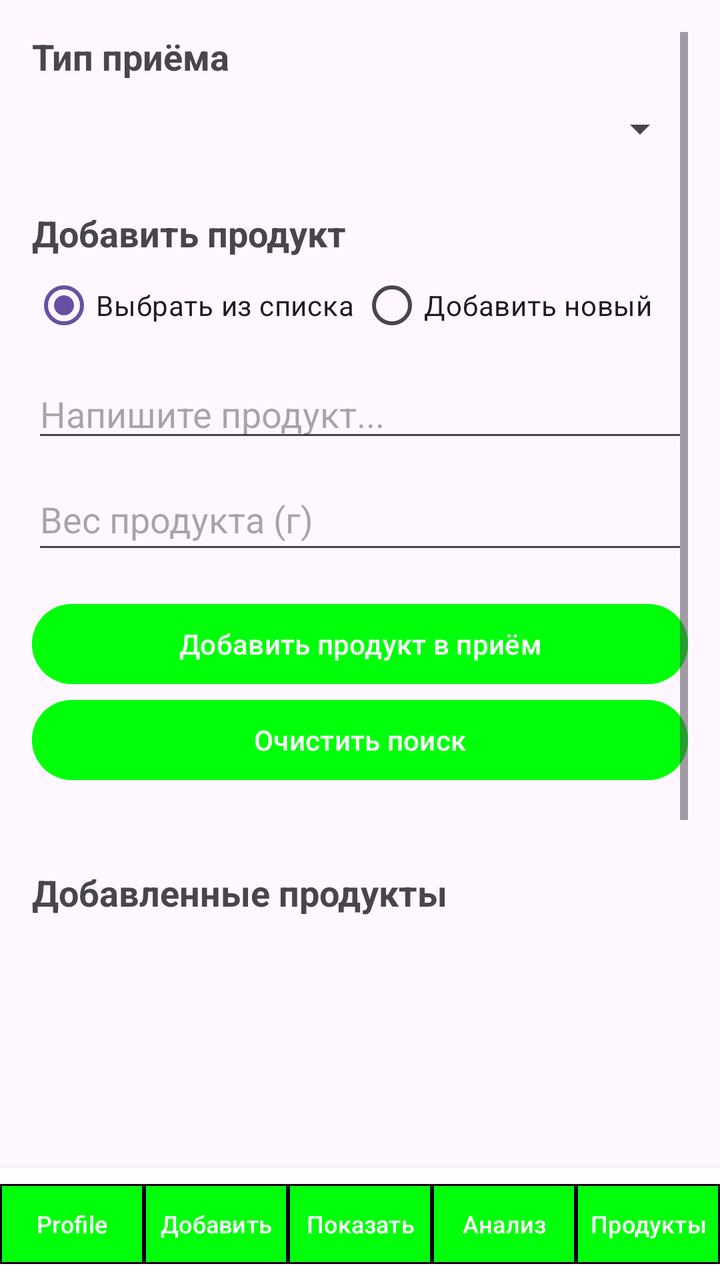
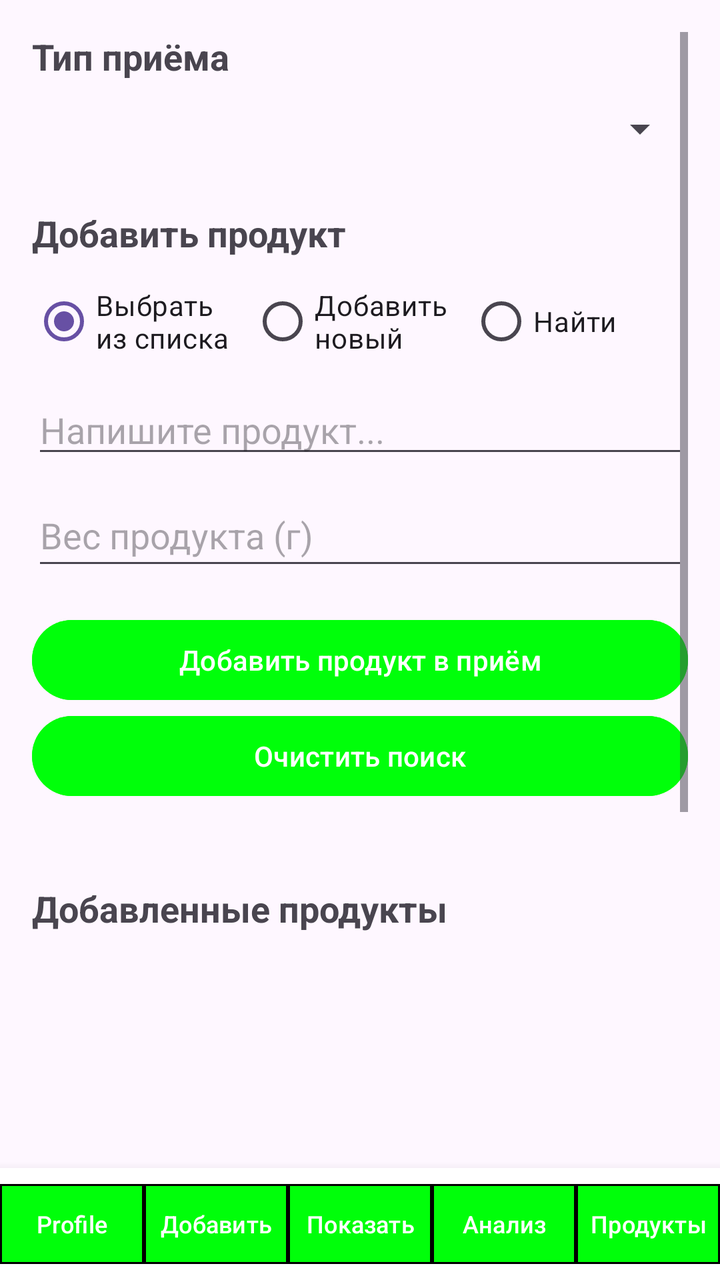

Two renders of the same Android screen: before a commit and after it. Below are the layout's source before the change and the commit's diff.
<!-- AndroidManifest.xml: application theme Theme.MyApp -->
<!-- res/layout/activity_add_meal.xml -->
<?xml version="1.0" encoding="utf-8"?>
<LinearLayout xmlns:android="http://schemas.android.com/apk/res/android"
    xmlns:app="http://schemas.android.com/apk/res-auto"
    xmlns:tools="http://schemas.android.com/tools"
    android:layout_width="match_parent"
    android:layout_height="match_parent"
    android:orientation="vertical">
    <ScrollView
        android:layout_width="match_parent"
        android:layout_height="0dp"
        android:layout_weight="1"
        android:padding="16dp">

        <LinearLayout
            android:layout_width="match_parent"
            android:layout_height="wrap_content"
            android:orientation="vertical">

            
            <TextView
                android:layout_width="wrap_content"
                android:layout_height="wrap_content"
                android:text="@string/meal_type_title"
                android:textSize="18sp"
                android:textStyle="bold" />

            <Spinner
                android:id="@+id/spinnerMealType"
                android:layout_width="match_parent"
                android:layout_height="wrap_content"
                android:layout_marginBottom="16dp"
                android:minHeight="48dp" />

            
            <TextView
                android:layout_width="wrap_content"
                android:layout_height="wrap_content"
                android:text="@string/add_product_title"
                android:textSize="18sp"
                android:textStyle="bold" />

            <RadioGroup
                android:id="@+id/radioGroupChoice"
                android:layout_width="match_parent"
                android:layout_height="wrap_content"
                android:orientation="horizontal">

                <RadioButton
                    android:id="@+id/radioExisting"
                    android:layout_width="0dp"
                    android:layout_height="wrap_content"
                    android:layout_weight="1"
                    android:checked="true"
                    android:text="@string/radio_existing" />

                <RadioButton
                    android:id="@+id/radioNew"
                    android:layout_width="0dp"
                    android:layout_height="wrap_content"
                    android:layout_weight="1"
                    android:text="@string/radio_new" />
            </RadioGroup>

            
            <LinearLayout
                android:id="@+id/layoutExistingProduct"
                android:layout_width="match_parent"
                android:layout_height="wrap_content"
                android:layout_marginTop="8dp"
                android:orientation="vertical">







                <AutoCompleteTextView
                    android:id="@+id/autoCompleteTextView"
                    android:layout_width="match_parent"
                    android:layout_height="wrap_content"
                    android:hint="@string/write_text"
                    android:completionThreshold="1"/>

                <EditText
                    android:id="@+id/editWeightExisting"
                    android:layout_width="match_parent"
                    android:layout_height="wrap_content"
                    android:layout_marginTop="8dp"
                    android:hint="@string/weight_hint"
                    android:inputType="numberDecimal"
                    android:minHeight="48dp" />

            </LinearLayout>

            
            <LinearLayout
                android:id="@+id/layoutNewProduct"
                android:layout_width="match_parent"
                android:layout_height="wrap_content"
                android:layout_marginTop="8dp"
                android:orientation="vertical"
                android:visibility="gone">

                <EditText
                    android:id="@+id/editName"
                    android:layout_width="match_parent"
                    android:layout_height="wrap_content"
                    android:hint="@string/product_name_hint" />

                <EditText
                    android:id="@+id/editWeightNew"
                    android:layout_width="match_parent"
                    android:layout_height="wrap_content"
                    android:layout_marginTop="8dp"
                    android:hint="@string/weight_hint"
                    android:inputType="numberDecimal" />

                <EditText
                    android:id="@+id/editCalories"
                    android:layout_width="match_parent"
                    android:layout_height="wrap_content"
                    android:layout_marginTop="8dp"
                    android:hint="@string/calories_hint"
                    android:inputType="numberDecimal" />

                <EditText
                    android:id="@+id/editProtein"
                    android:layout_width="match_parent"
                    android:layout_height="wrap_content"
                    android:hint="@string/protein_hint"
                    android:inputType="numberDecimal" />

                <EditText
                    android:id="@+id/editFat"
                    android:layout_width="match_parent"
                    android:layout_height="wrap_content"
                    android:hint="@string/fat_hint"
                    android:inputType="numberDecimal" />

                <EditText
                    android:id="@+id/editCarb"
                    android:layout_width="match_parent"
                    android:layout_height="wrap_content"
                    android:hint="@string/carb_hint"
                    android:inputType="numberDecimal" />
            </LinearLayout>

            <Button
                android:id="@+id/buttonAddProduct"
                android:layout_width="match_parent"
                android:layout_height="wrap_content"
                android:layout_marginTop="16dp"
                android:backgroundTint="@color/elements"
                android:text="@string/add_product_button"
                android:maxLines="1"
                android:ellipsize="end" />
            <Button
                android:id="@+id/buttonClearFound"
                android:layout_width="match_parent"
                android:layout_height="wrap_content"
                android:layout_marginBottom="16dp"
                android:backgroundTint="@color/elements"
                android:text="@string/clear_found_button"
                android:maxLines="1"
                android:ellipsize="end" />

            
            <TextView
                android:layout_width="wrap_content"
                android:layout_height="wrap_content"
                android:layout_marginTop="24dp"
                android:text="@string/added_products_title"
                android:textSize="18sp"
                android:textStyle="bold" />

            <ListView
                android:id="@+id/listViewAddedProducts"
                android:layout_width="match_parent"
                android:layout_height="200dp"
                android:layout_marginTop="8dp"
                android:nestedScrollingEnabled="true" />


            <LinearLayout
                android:id="@+id/layoutDate"
                android:layout_width="wrap_content"
                android:layout_height="wrap_content"
                android:orientation="horizontal">
                <EditText
                    android:id="@+id/editDateDayMeal"
                    android:layout_width="match_parent"
                    android:layout_height="wrap_content"
                    android:layout_marginTop="8dp"
                    android:hint="@string/day"
                    android:inputType="numberDecimal"
                    android:minHeight="48dp" />
                <EditText
                    android:id="@+id/editDateMonthMeal"
                    android:layout_width="match_parent"
                    android:layout_height="wrap_content"
                    android:layout_marginTop="8dp"
                    android:hint="@string/month"
                    android:inputType="numberDecimal"
                    android:minHeight="48dp" />
                <EditText
                    android:id="@+id/editDateYearMeal"
                    android:layout_width="match_parent"
                    android:layout_height="wrap_content"
                    android:layout_marginTop="8dp"
                    android:hint="@string/year"
                    android:inputType="numberDecimal"
                    android:minHeight="48dp" />
            </LinearLayout>

            <LinearLayout
                android:id="@+id/layoutBottomButton"
                android:layout_width="wrap_content"
                android:layout_height="wrap_content"
                android:gravity="center"
                android:orientation="horizontal">
                <Button
                    android:id="@+id/buttonClearAll"
                    android:layout_width="match_parent"
                    android:layout_height="wrap_content"
                    android:backgroundTint="@color/elements"
                    android:text="@string/clear_all_button"
                    android:maxLines="1"
                    android:ellipsize="end" />

                <Button
                    android:id="@+id/buttonChangeAim"
                    android:layout_width="match_parent"
                    android:layout_height="wrap_content"
                    android:backgroundTint="@color/elements"
                    android:text="@string/change_aim"
                    android:maxLines="1"
                    android:ellipsize="end"
                    android:paddingHorizontal="19dp"/>
            </LinearLayout>
            <Button
                android:id="@+id/buttonSaveMeal"
                android:layout_width="match_parent"
                android:layout_height="wrap_content"
                android:backgroundTint="@color/elements"
                android:text="@string/save_meal_button"
                android:maxLines="1"
                android:ellipsize="end" />
        </LinearLayout>

    </ScrollView>

    
    <include
        android:id="@+id/bottomNavLayout"
        layout="@layout/bottom_nav_panel"
        android:layout_width="match_parent"
        android:layout_height="wrap_content" />

</LinearLayout>
<!-- res/layout/bottom_nav_panel.xml (included above) -->
<?xml version="1.0" encoding="utf-8"?>
<LinearLayout xmlns:android="http://schemas.android.com/apk/res/android"
    xmlns:app="http://schemas.android.com/apk/res-auto"
    android:id="@+id/bottomNavLayout"
    android:layout_width="match_parent"
    android:layout_height="wrap_content"
    android:orientation="horizontal"
    android:weightSum="5"
    android:background="@color/white"
    android:elevation="8dp"
    android:paddingVertical="4dp">

    <com.google.android.material.button.MaterialButton
        android:id="@+id/buttonProfile"
        android:layout_width="0dp"
        android:layout_height="wrap_content"
        android:layout_weight="1"
        android:onClick="profileActivity"
        android:padding="0dp"
        android:text="@string/panelProfile"
        android:textSize="12sp"
        android:maxLines="1"
        android:ellipsize="end"
        app:backgroundTint="@color/elements"
        app:cornerRadius="0dp"
        app:strokeWidth="1dp" />

    <com.google.android.material.button.MaterialButton
        android:id="@+id/buttonAdd"
        android:layout_width="0dp"
        android:layout_height="wrap_content"
        android:layout_weight="1"
        android:onClick="addMealActivity"
        android:padding="0dp"
        android:text="@string/panelAdd"
        android:textSize="12sp"
        android:maxLines="1"
        android:ellipsize="end"
        app:backgroundTint="@color/elements"
        app:cornerRadius="0dp"
        app:strokeWidth="1dp" />

    <com.google.android.material.button.MaterialButton
        android:id="@+id/buttonShow"
        android:layout_width="0dp"
        android:layout_height="wrap_content"
        android:layout_weight="1"
        android:onClick="showMealsActivity"
        android:padding="0dp"
        android:text="@string/panelShow"
        android:textSize="12sp"
        android:maxLines="1"
        android:ellipsize="end"
        app:backgroundTint="@color/elements"
        app:cornerRadius="0dp"
        app:strokeWidth="1dp" />

    <com.google.android.material.button.MaterialButton
        android:id="@+id/buttonAnalysis"
        android:layout_width="0dp"
        android:layout_height="wrap_content"
        android:layout_weight="1"
        android:onClick="analizeMeansActivity"
        android:padding="0dp"
        android:text="@string/panelAnalysis"
        android:textSize="12sp"
        android:maxLines="1"
        android:ellipsize="end"
        app:backgroundTint="@color/elements"
        app:cornerRadius="0dp"
        app:strokeWidth="1dp" />

    <com.google.android.material.button.MaterialButton
        android:id="@+id/buttonProducts"
        android:layout_width="0dp"
        android:layout_height="wrap_content"
        android:layout_weight="1"
        android:onClick="editProductsActivity"
        android:padding="0dp"
        android:text="@string/panelProducts"
        android:textSize="12sp"
        android:maxLines="1"
        android:ellipsize="end"
        app:backgroundTint="@color/elements"
        app:cornerRadius="0dp"
        app:strokeWidth="1dp" />

</LinearLayout>
<!-- resources referenced by this layout -->
<resources>
  <color name="elements">#00FF0A</color>
  <color name="white">#FFFFFFFF</color>
  <string name="add_product_button">Добавить продукт в приём</string>
  <string name="add_product_title">Добавить продукт</string>
  <string name="added_products_title">Добавленные продукты</string>
  <string name="calories_hint">Калории (на 100 г)</string>
  <string name="carb_hint">Углеводы (на 100 г)</string>
  <string name="change_aim">Посмотреть изменение целей</string>
  <string name="clear_all_button">Очистить все</string>
  <string name="clear_found_button">Очистить поиск</string>
  <string name="day">День</string>
  <string name="fat_hint">Жиры (на 100 г)</string>
  <string name="meal_type_title">Тип приёма</string>
  <string name="month">Месяц</string>
  <string name="panelAdd">Добавить</string>
  <string name="panelAnalysis">Анализ</string>
  <string name="panelProducts">Продукты</string>
  <string name="panelProfile">Profile</string>
  <string name="panelShow">Показать</string>
  <string name="product_name_hint">Название продукта</string>
  <string name="protein_hint">Белки (на 100 г)</string>
  <string name="radio_existing">Выбрать из списка</string>
  <string name="radio_new">Добавить новый</string>
  <string name="save_meal_button">Сохранить приём</string>
  <string name="weight_hint">Вес продукта (г)</string>
  <string name="write_text">Напишите продукт...</string>
  <string name="year">Год</string>
  <style name="Theme.MyApp" parent="Base.Theme.MyApp" />
  <style name="Base.Theme.MyApp" parent="Theme.Material3.DayNight.NoActionBar">
          
          
      </style>
</resources>

<!-- the commit's change to res/layout/activity_add_meal.xml (unified diff, before → after) -->
@@ -59,6 +59,14 @@
                     android:layout_height="wrap_content"
                     android:layout_weight="1"
                     android:text="@string/radio_new" />
+
+                <RadioButton
+                    android:id="@+id/radioNewAPI"
+                    android:layout_width="0dp"
+                    android:layout_height="wrap_content"
+                    android:layout_weight="1"
+                    android:layout_marginTop="8dp"
+                    android:text="@string/API_found_button" />
             </RadioGroup>
 
             
@@ -67,6 +75,7 @@
                 android:layout_width="match_parent"
                 android:layout_height="wrap_content"
                 android:layout_marginTop="8dp"
+
                 android:orientation="vertical">
 
 
@@ -92,6 +101,51 @@
                     android:minHeight="48dp" />
 
             </LinearLayout>
+
+            
+            <LinearLayout
+                android:id="@+id/layoutAPIProduct"
+                android:layout_width="match_parent"
+                android:layout_height="wrap_content"
+                android:layout_marginTop="8dp"
+                android:visibility="gone"
+                android:orientation="vertical">
+
+                <LinearLayout
+                    android:id="@+id/layoutUpAPI"
+                    android:layout_width="wrap_content"
+                    android:layout_height="wrap_content"
+                    android:gravity="center"
+                    android:orientation="horizontal">
+
+                    <EditText
+                        android:id="@+id/APITextView"
+                        android:layout_width="match_parent"
+                        android:layout_height="wrap_content"
+                        android:hint="@string/write_text"
+                        android:completionThreshold="1"/>
+                    <Button
+                        android:id="@+id/buttonAPI"
+                        android:layout_width="match_parent"
+                        android:layout_height="wrap_content"
+                        android:backgroundTint="@color/elements"
+                        android:text="@string/API_found_button"
+                        android:maxLines="1"
+                        android:ellipsize="end" />
+                </LinearLayout>
+
+
+                <EditText
+                    android:id="@+id/editWeightExistingAPI"
+                    android:layout_width="match_parent"
+                    android:layout_height="wrap_content"
+                    android:layout_marginTop="8dp"
+                    android:hint="@string/weight_hint"
+                    android:inputType="numberDecimal"
+                    android:minHeight="48dp" />
+
+            </LinearLayout>
+
 
             
             <LinearLayout
<!-- resource entries referenced after the edit -->
@@ -2,6 +2,7 @@
 <resources>
   <color name="elements">#00FF0A</color>
   <color name="white">#FFFFFFFF</color>
+  <string name="API_found_button">Найти</string>
   <string name="add_product_button">Добавить продукт в приём</string>
   <string name="add_product_title">Добавить продукт</string>
   <string name="added_products_title">Добавленные продукты</string>
